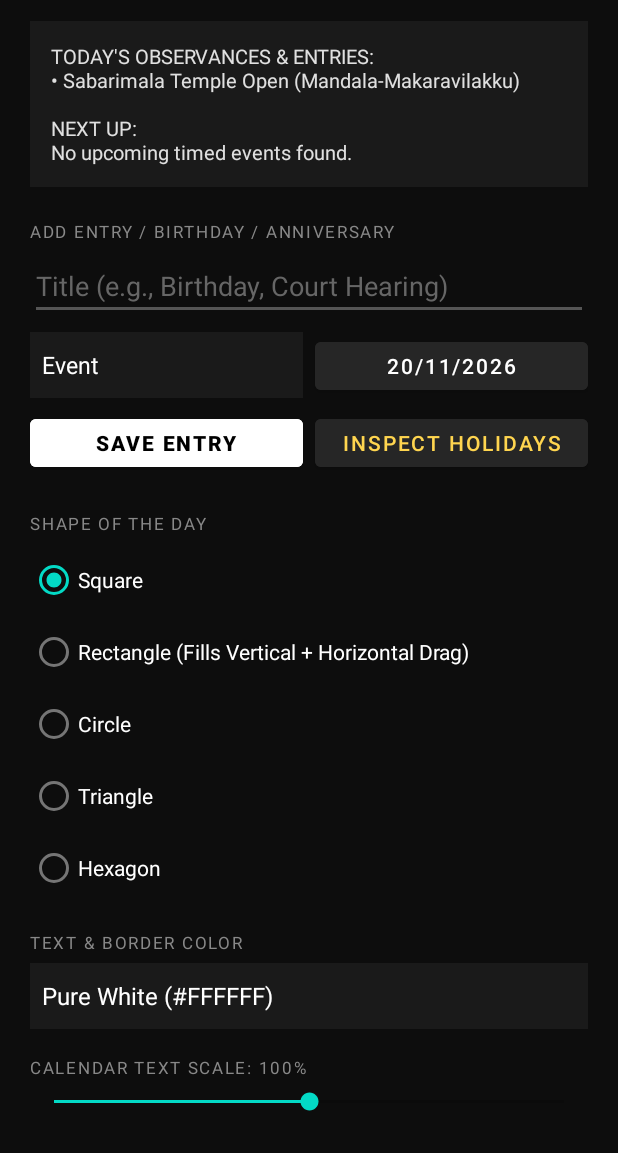
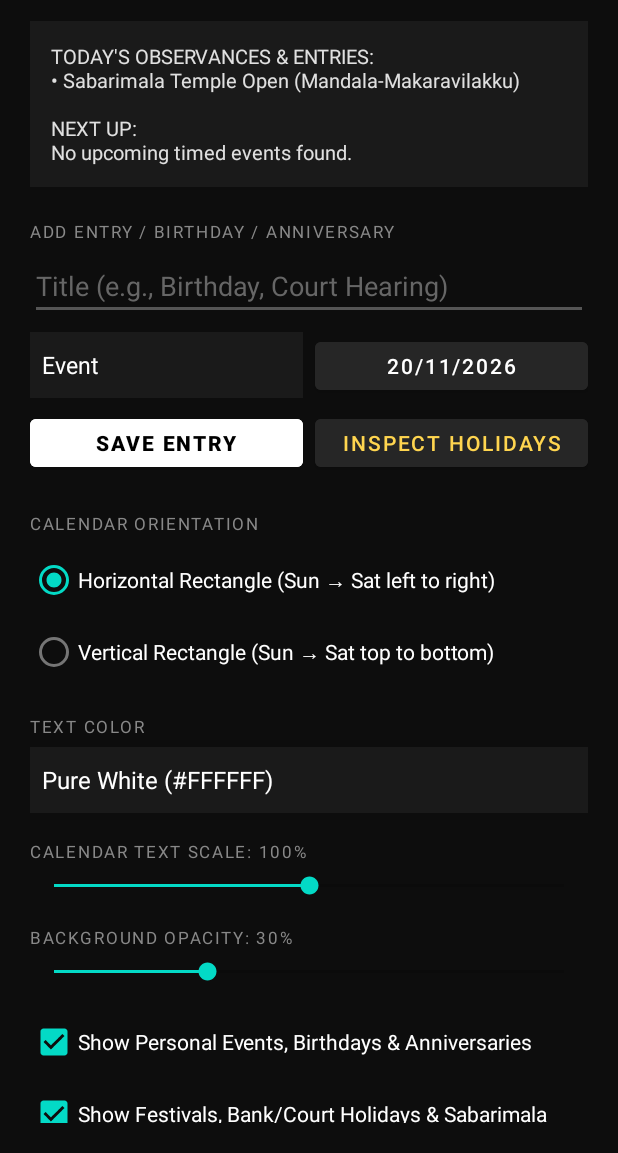
Before and after one commit to hiteshharidevan-NoCode5/Skedulr, an Android app: the screen it shows after launch (MainActivity), on a phone screen of 412 x 824 dp, the part 83-1236 px from its top. Run offline under Robolectric (Android 15) with nearby library versions, the phone set to English and light mode, and no system bars.

Commit message:
Remove outer border and switch to Horizontal vs Vertical Sun-Sat rectangle modes

```diff
--- a/app/build.gradle
+++ b/app/build.gradle
@@ -11,8 +11,8 @@ android {
         applicationId "com.nocode5.skedar"
         minSdk 26
         targetSdk 34
-        versionCode 3
-        versionName "1.2"
+        versionCode 4
+        versionName "1.3"
         setProperty("archivesBaseName", "Skedulr")
     }
 
--- a/app/src/main/java/com/nocode5/skedar/MainActivity.kt
+++ b/app/src/main/java/com/nocode5/skedar/MainActivity.kt
@@ -107,12 +107,9 @@ class MainActivity : AppCompatActivity() {
             }, selectedYear, selectedMonth, selectedDay).show()
         }
 
-        when (prefs.getString("shape", "SQUARE")) {
-            "RECTANGLE" -> rgShapes.check(R.id.rb_rectangle)
-            "CIRCLE" -> rgShapes.check(R.id.rb_circle)
-            "TRIANGLE" -> rgShapes.check(R.id.rb_triangle)
-            "HEXAGON" -> rgShapes.check(R.id.rb_hexagon)
-            else -> rgShapes.check(R.id.rb_square)
+        when (prefs.getString("shape", "HORIZONTAL")) {
+            "VERTICAL" -> rgShapes.check(R.id.rb_vertical)
+            else -> rgShapes.check(R.id.rb_horizontal)
         }
 
         val savedOpacity = prefs.getInt("opacity", 30)
@@ -140,11 +137,8 @@ class MainActivity : AppCompatActivity() {
 
         btnApply.setOnClickListener {
             val selectedShape = when (rgShapes.checkedRadioButtonId) {
-                R.id.rb_rectangle -> "RECTANGLE"
-                R.id.rb_circle -> "CIRCLE"
-                R.id.rb_triangle -> "TRIANGLE"
-                R.id.rb_hexagon -> "HEXAGON"
-                else -> "SQUARE"
+                R.id.rb_vertical -> "VERTICAL"
+                else -> "HORIZONTAL"
             }
             val chosenHex = colorOptions[spTextColor.selectedItemPosition].second
             prefs.edit()
--- a/app/src/main/res/layout/activity_main.xml
+++ b/app/src/main/res/layout/activity_main.xml
@@ -105,7 +105,7 @@
             android:layout_width="wrap_content"
             android:layout_height="wrap_content"
             android:layout_marginTop="24dp"
-            android:text="SHAPE OF THE DAY"
+            android:text="CALENDAR ORIENTATION"
             android:textSize="11sp"
             android:letterSpacing="0.1"
             android:textColor="#888888" />
@@ -115,18 +115,25 @@
             android:layout_width="match_parent"
             android:layout_height="wrap_content"
             android:layout_marginTop="6dp">
-            <RadioButton android:id="@+id/rb_square" android:text="Square" android:textColor="#FFFFFF" android:layout_width="wrap_content" android:layout_height="wrap_content"/>
-            <RadioButton android:id="@+id/rb_rectangle" android:text="Rectangle (Fills Vertical + Horizontal Drag)" android:textColor="#FFFFFF" android:layout_width="wrap_content" android:layout_height="wrap_content"/>
-            <RadioButton android:id="@+id/rb_circle" android:text="Circle" android:textColor="#FFFFFF" android:layout_width="wrap_content" android:layout_height="wrap_content"/>
-            <RadioButton android:id="@+id/rb_triangle" android:text="Triangle" android:textColor="#FFFFFF" android:layout_width="wrap_content" android:layout_height="wrap_content"/>
-            <RadioButton android:id="@+id/rb_hexagon" android:text="Hexagon" android:textColor="#FFFFFF" android:layout_width="wrap_content" android:layout_height="wrap_content"/>
+            <RadioButton
+                android:id="@+id/rb_horizontal"
+                android:text="Horizontal Rectangle (Sun → Sat left to right)"
+                android:textColor="#FFFFFF"
+                android:layout_width="wrap_content"
+                android:layout_height="wrap_content"/>
+            <RadioButton
+                android:id="@+id/rb_vertical"
+                android:text="Vertical Rectangle (Sun → Sat top to bottom)"
+                android:textColor="#FFFFFF"
+                android:layout_width="wrap_content"
+                android:layout_height="wrap_content"/>
         </RadioGroup>
 
         <TextView
             android:layout_width="wrap_content"
             android:layout_height="wrap_content"
             android:layout_marginTop="18dp"
-            android:text="TEXT &amp; BORDER COLOR"
+            android:text="TEXT COLOR"
             android:textSize="11sp"
             android:letterSpacing="0.1"
             android:textColor="#888888" />
```
Also changed, not shown: app/src/main/java/com/nocode5/skedar/SkedarWidgetProvider.kt (+102 -90 lines), 1 other file.
